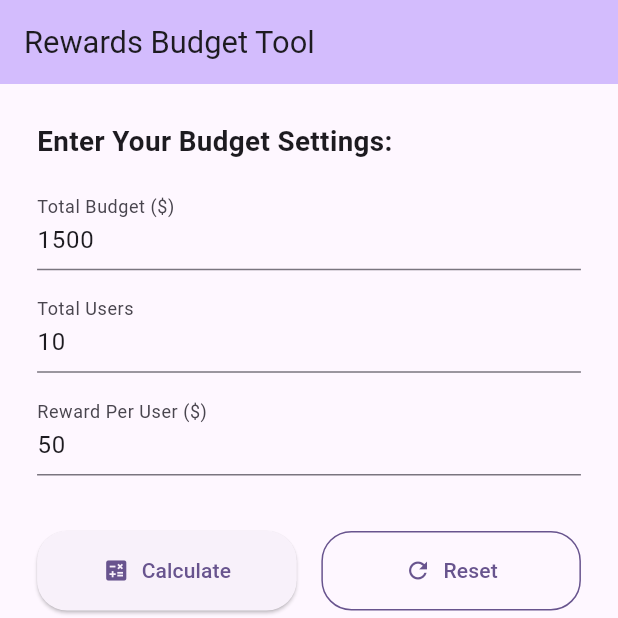
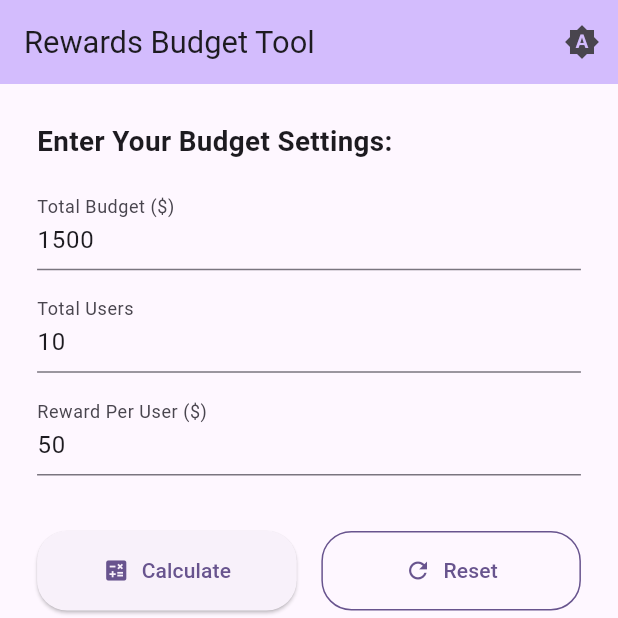
Before and after one commit to AceAsif/Rewards-Budget-Tool, a Flutter app: the screen it shows after launch, on a phone screen of 412 x 824 dp, the top half of it. Run offline on Flutter 3.47's test engine with Material 3 defaults, Android fonts, the phone set to English and light mode, and no system bars.

Commit message:
in-app manual theme switcher

```diff
--- a/lib/main.dart
+++ b/lib/main.dart
@@ -5,8 +5,21 @@ void main() {
   runApp(const RewardsBudgetToolApp());
 }
 
-class RewardsBudgetToolApp extends StatelessWidget {
+class RewardsBudgetToolApp extends StatefulWidget {
   const RewardsBudgetToolApp({super.key});
+
+  @override
+  State<RewardsBudgetToolApp> createState() => _RewardsBudgetToolAppState();
+}
+
+class _RewardsBudgetToolAppState extends State<RewardsBudgetToolApp> {
+  ThemeMode _themeMode = ThemeMode.system;
+
+  void _toggleTheme(ThemeMode newMode) {
+    setState(() {
+      _themeMode = newMode;
+    });
+  }
 
   @override
   Widget build(BuildContext context) {
@@ -26,8 +39,12 @@ class RewardsBudgetToolApp extends StatelessWidget {
         ),
         useMaterial3: true,
       ),
-      themeMode: ThemeMode.system, // 👈 Auto-switches based on device setting
-      home: const RewardsBudgetToolPage(title: 'Rewards Budget Tool'),
+      themeMode: _themeMode,
+      home: RewardsBudgetToolPage(
+        title: 'Rewards Budget Tool',
+        onThemeChanged: _toggleTheme, // 👈 Pass toggle function to page
+        currentThemeMode: _themeMode,
+      ),
     );
   }
 }
--- a/lib/rewards_budget_tool_page.dart
+++ b/lib/rewards_budget_tool_page.dart
@@ -1,8 +1,16 @@
 import 'package:flutter/material.dart';
 
 class RewardsBudgetToolPage extends StatefulWidget {
-  const RewardsBudgetToolPage({super.key, required this.title});
   final String title;
+  final ThemeMode currentThemeMode;
+  final ValueChanged<ThemeMode> onThemeChanged;
+
+  const RewardsBudgetToolPage({
+    super.key,
+    required this.title,
+    required this.onThemeChanged,
+    required this.currentThemeMode,
+  });
 
   @override
   State<RewardsBudgetToolPage> createState() => _RewardsBudgetToolPageState();
@@ -53,7 +61,31 @@ class _RewardsBudgetToolPageState extends State<RewardsBudgetToolPage> {
           widget.title,
           style: TextStyle(fontSize: screenWidth * 0.05),
         ),
+        actions: [
+          IconButton(
+            icon: Icon(
+              widget.currentThemeMode == ThemeMode.dark
+                  ? Icons.dark_mode
+                  : widget.currentThemeMode == ThemeMode.light
+                      ? Icons.light_mode
+                      : Icons.brightness_auto,
+            ),
+            tooltip: 'Switch Theme',
+            onPressed: () {
+              ThemeMode newMode;
+              if (widget.currentThemeMode == ThemeMode.system) {
+                newMode = ThemeMode.light;
+              } else if (widget.currentThemeMode == ThemeMode.light) {
+                newMode = ThemeMode.dark;
+              } else {
+                newMode = ThemeMode.system;
+              }
+              widget.onThemeChanged(newMode);
+            },
+          ),
+        ],
       ),
+
       body: SafeArea(
         child: SingleChildScrollView(
           padding: EdgeInsets.symmetric(
```
